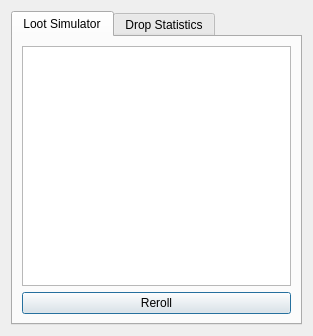
The window that editor/ui/loot_dialog.ui (Kyoril/wow-pp) describes before a commit, drawn with Qt 5.
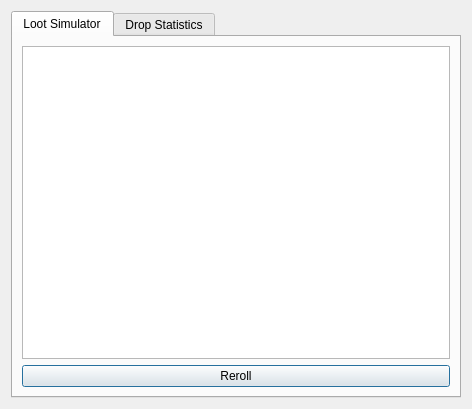
The same window after the commit. Icons and pictures are not drawn.

The edit to the form file:
```diff
--- a/editor/ui/loot_dialog.ui
+++ b/editor/ui/loot_dialog.ui
@@ -6,8 +6,8 @@
    <rect>
     <x>0</x>
     <y>0</y>
-    <width>313</width>
-    <height>336</height>
+    <width>472</width>
+    <height>409</height>
    </rect>
   </property>
   <property name="windowTitle">
```
